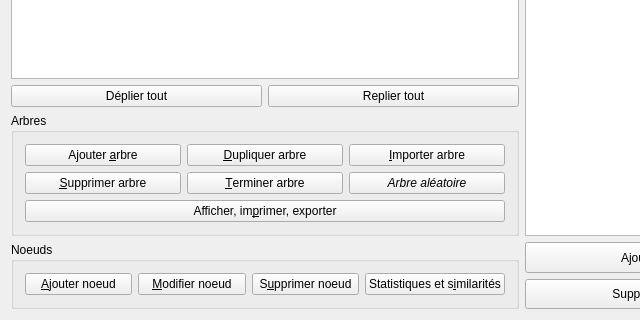
The window that formedittree.ui (GiPiLab/ProtonClassicSuite) describes before a commit, drawn with Qt 5; both pictures show x 0 to 640 and y 247 to 567 of the 792 by 567 pixel window.
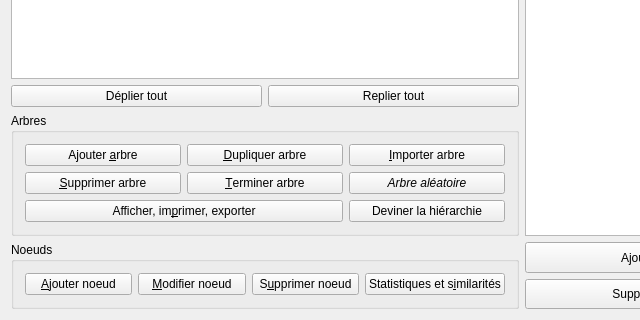
The same window after the commit. Icons and pictures are not drawn.

Commit message:
Add a "guess hierarchy" button in FormEditTree
Tries to reorder the tree with numbers contained in the begining of node
names. For example 101 is child of 10 is child of 1

```diff
--- a/formedittree.ui
+++ b/formedittree.ui
@@ -125,13 +125,20 @@
         </property>
        </widget>
       </item>
-      <item row="2" column="0" colspan="3">
+      <item row="2" column="0" colspan="2">
        <widget class="QPushButton" name="viewTreeButton">
         <property name="text">
          <string>Afficher, im&amp;primer, exporter</string>
         </property>
        </widget>
       </item>
+      <item row="2" column="2">
+       <widget class="QPushButton" name="guessHierarchyButton">
+        <property name="text">
+         <string>Deviner la hiérarchie</string>
+        </property>
+       </widget>
+      </item>
      </layout>
     </widget>
    </item>
```
The commit also changes 7 other files.
